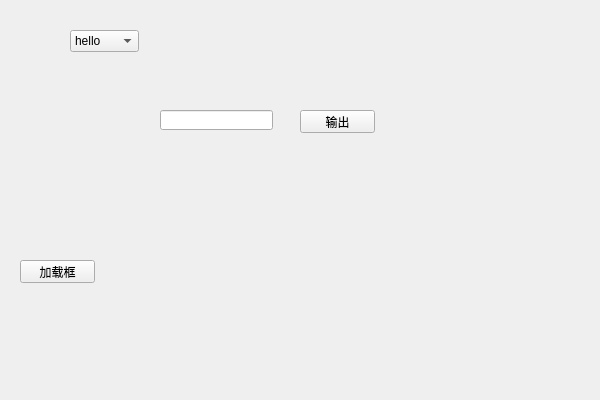
First picture: the form in QtClassLibrary/QtClassLibrary.ui, repository Lilith90s/QtClassLibrary, before the edit.
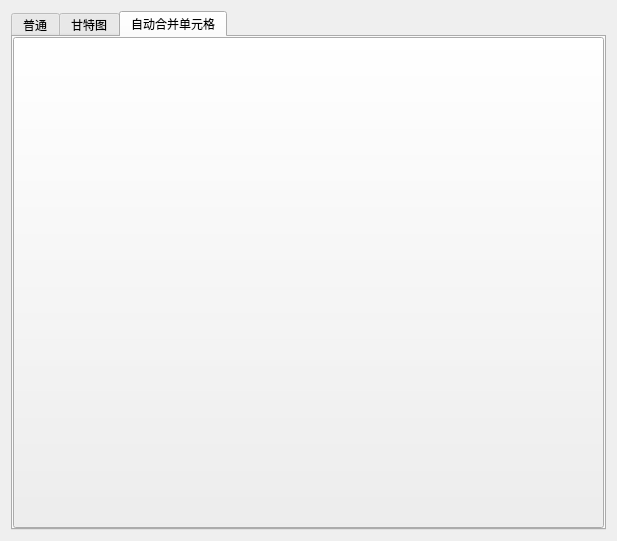
Second picture: the form after the edit. Icons and pictures are not drawn. Custom widgets are drawn as their Qt base class.

Commit message: 添加加载框快捷关闭功能、可自动合并表格

Patch:
```diff
--- a/QtClassLibrary/QtClassLibrary.ui
+++ b/QtClassLibrary/QtClassLibrary.ui
@@ -9,45 +9,41 @@
    <rect>
     <x>0</x>
     <y>0</y>
-    <width>600</width>
-    <height>400</height>
+    <width>617</width>
+    <height>541</height>
    </rect>
   </property>
   <property name="windowTitle">
    <string>QtClassLibrary</string>
   </property>
-  <widget class="HDateTimeLineEdit" name="lineEdit">
-   <property name="geometry">
-    <rect>
-     <x>160</x>
-     <y>110</y>
-     <width>113</width>
-     <height>20</height>
-    </rect>
-   </property>
-  </widget>
-  <widget class="QPushButton" name="testButton">
-   <property name="geometry">
-    <rect>
-     <x>300</x>
-     <y>110</y>
-     <width>75</width>
-     <height>23</height>
-    </rect>
-   </property>
-   <property name="text">
-    <string>输出</string>
-   </property>
-  </widget>
+  <layout class="QVBoxLayout" name="verticalLayout">
+   <item>
+    <widget class="QWidget" name="widget" native="true">
+     <layout class="QVBoxLayout" name="verticalLayout_2">
+      <property name="leftMargin">
+       <number>0</number>
+      </property>
+      <property name="topMargin">
+       <number>0</number>
+      </property>
+      <property name="rightMargin">
+       <number>0</number>
+      </property>
+      <property name="bottomMargin">
+       <number>0</number>
+      </property>
+      <item>
+       <widget class="QTabWidget" name="tabWidget">
+        <property name="currentIndex">
+         <number>2</number>
+        </property>
+        <widget class="QWidget" name="tab">
+         <attribute name="title">
+          <string>普通</string>
+         </attribute>
+         <layout class="QVBoxLayout" name="verticalLayout_3">
+          <item>
   <widget class="HRetrievalCombox" name="comboBox">
-   <property name="geometry">
-    <rect>
-     <x>70</x>
-     <y>30</y>
-     <width>69</width>
-     <height>22</height>
-    </rect>
-   </property>
    <property name="cursor">
     <cursorShape>ArrowCursor</cursorShape>
    </property>
@@ -70,19 +66,163 @@
     </property>
    </item>
   </widget>
+          </item>
+          <item>
+           <widget class="HDateTimeLineEdit" name="lineEdit"/>
+          </item>
+          <item>
   <widget class="QPushButton" name="loadingButton">
-   <property name="geometry">
-    <rect>
-     <x>20</x>
-     <y>260</y>
-     <width>75</width>
-     <height>23</height>
-    </rect>
-   </property>
    <property name="text">
     <string>加载框</string>
    </property>
   </widget>
+          </item>
+          <item>
+           <widget class="QPushButton" name="testButton">
+            <property name="text">
+             <string>输出</string>
+            </property>
+           </widget>
+          </item>
+         </layout>
+        </widget>
+        <widget class="QWidget" name="tab_2">
+         <attribute name="title">
+          <string>甘特图</string>
+         </attribute>
+         <layout class="QVBoxLayout" name="verticalLayout_4">
+          <property name="spacing">
+           <number>0</number>
+          </property>
+          <property name="leftMargin">
+           <number>0</number>
+          </property>
+          <property name="topMargin">
+           <number>0</number>
+          </property>
+          <property name="rightMargin">
+           <number>0</number>
+          </property>
+          <property name="bottomMargin">
+           <number>0</number>
+          </property>
+          <item>
+           <widget class="QWidget" name="ganntView" native="true">
+            <layout class="QVBoxLayout" name="verticalLayout_5">
+             <property name="spacing">
+              <number>0</number>
+             </property>
+             <property name="leftMargin">
+              <number>0</number>
+             </property>
+             <property name="topMargin">
+              <number>0</number>
+             </property>
+             <property name="rightMargin">
+              <number>0</number>
+             </property>
+             <property name="bottomMargin">
+              <number>0</number>
+             </property>
+             <item>
+              <widget class="GanntView" name="graphicsView"/>
+             </item>
+            </layout>
+           </widget>
+          </item>
+         </layout>
+        </widget>
+        <widget class="QWidget" name="tab_3">
+         <attribute name="title">
+          <string>自动合并单元格</string>
+         </attribute>
+         <layout class="QVBoxLayout" name="verticalLayout_6">
+          <property name="leftMargin">
+           <number>0</number>
+          </property>
+          <property name="topMargin">
+           <number>0</number>
+          </property>
+          <property name="rightMargin">
+           <number>0</number>
+          </property>
+          <property name="bottomMargin">
+           <number>0</number>
+          </property>
+          <item>
+           <widget class="QWidget" name="tableWidget" native="true">
+            <layout class="QVBoxLayout" name="verticalLayout_7">
+             <property name="leftMargin">
+              <number>0</number>
+             </property>
+             <property name="topMargin">
+              <number>0</number>
+             </property>
+             <property name="rightMargin">
+              <number>0</number>
+             </property>
+             <property name="bottomMargin">
+              <number>0</number>
+             </property>
+             <item>
+              <widget class="QStackedWidget" name="stackedWidget">
+               <widget class="QWidget" name="page">
+                <layout class="QVBoxLayout" name="verticalLayout_8">
+                 <property name="leftMargin">
+                  <number>0</number>
+                 </property>
+                 <property name="topMargin">
+                  <number>0</number>
+                 </property>
+                 <property name="rightMargin">
+                  <number>0</number>
+                 </property>
+                 <property name="bottomMargin">
+                  <number>0</number>
+                 </property>
+                 <item>
+                  <widget class="QPushButton" name="setTableData">
+                   <property name="sizePolicy">
+                    <sizepolicy hsizetype="Preferred" vsizetype="Preferred">
+                     <horstretch>0</horstretch>
+                     <verstretch>0</verstretch>
+                    </sizepolicy>
+                   </property>
+                   <property name="font">
+                    <font>
+                     <pointsize>9</pointsize>
+                    </font>
+                   </property>
+                   <property name="styleSheet">
+                    <string notr="true">border-image: url(:/QtClassLibrary/add.png);</string>
+                   </property>
+                   <property name="text">
+                    <string/>
+                   </property>
+                  </widget>
+                 </item>
+                </layout>
+               </widget>
+               <widget class="QWidget" name="page_2">
+                <layout class="QVBoxLayout" name="verticalLayout_9">
+                 <item>
+                  <widget class="MergeTable" name="tableWidget_2"/>
+                 </item>
+                </layout>
+               </widget>
+              </widget>
+             </item>
+            </layout>
+           </widget>
+          </item>
+         </layout>
+        </widget>
+       </widget>
+      </item>
+     </layout>
+    </widget>
+   </item>
+  </layout>
  </widget>
  <layoutdefault spacing="6" margin="11"/>
  <customwidgets>
@@ -96,6 +236,16 @@
    <extends>QComboBox</extends>
    <header location="global">HRetrievalCombox.h</header>
   </customwidget>
+  <customwidget>
+   <class>GanntView</class>
+   <extends>QGraphicsView</extends>
+   <header location="global">GanntView.h</header>
+  </customwidget>
+  <customwidget>
+   <class>MergeTable</class>
+   <extends>QTableWidget</extends>
+   <header location="global">MergeTable.h</header>
+  </customwidget>
  </customwidgets>
  <resources>
   <include location="QtClassLibrary.qrc"/>
```
Lines whose indentation alone changed are shown as unchanged. The commit also changes 80 other files.
